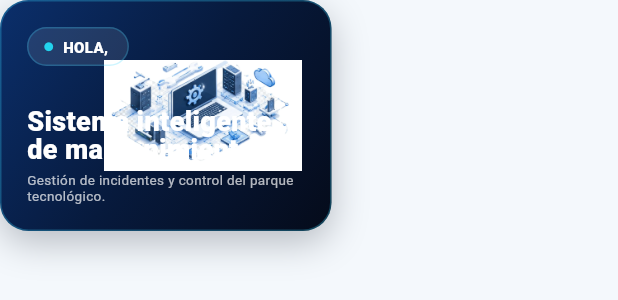
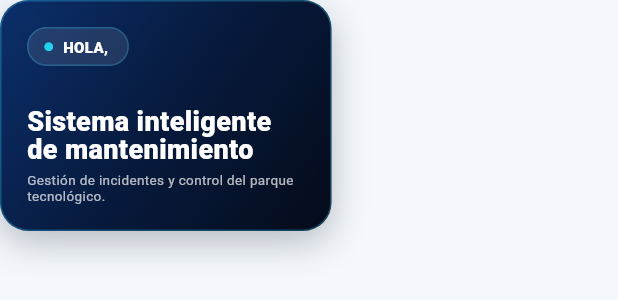
Before and after one commit to suleysuarez/MANTIX, a Flutter app: the _WelcomeHero widget shown alone on an empty page, opened directly with empty values, on a phone screen of 412 x 824 dp. Shown: the top 300 px of the screen. Run offline on Flutter 3.47's test engine with Material 3 defaults, Android fonts, the phone set to English and light mode, and no system bars; our stand-ins replace bloc, dio, equatable, flutter_bloc, flutter_secure_storage, go_router; accounts and stored records are empty; network calls fail.

Commit message:
fix(mobile): remove dashboard artwork and keep dark welcome card

```diff
--- a/MOVIL/lib/features/home/presentation/dashboard_screen.dart
+++ b/MOVIL/lib/features/home/presentation/dashboard_screen.dart
@@ -412,15 +412,13 @@ class _BrandWordmark extends StatelessWidget {
   final double fontSize;
 
   @override
-  Widget build(BuildContext context) => Image.asset(
-    'assets/images/branding/mantix.webp',
-    width: fontSize >= 27 ? 142 : 132,
-    height: 38,
-    fit: BoxFit.contain,
-    alignment: Alignment.centerLeft,
-    errorBuilder: (context, error, stackTrace) => const Text(
-      'MANTIX',
-      style: TextStyle(color: Colors.white, fontSize: 23, fontWeight: FontWeight.w900),
+  Widget build(BuildContext context) => Text(
+    'MANTIX',
+    style: TextStyle(
+      color: Colors.white,
+      fontSize: fontSize >= 27 ? 27 : 23,
+      fontWeight: FontWeight.w900,
+      letterSpacing: 1.2,
     ),
   );
 }
@@ -445,29 +443,9 @@ class _WelcomeHero extends StatelessWidget {
         border: Border.all(color: AuthTokens.glassBorder.withValues(alpha: 0.28)),
         boxShadow: const [BoxShadow(color: Color(0x40050B1A), blurRadius: 20, offset: Offset(0, 8))],
       ),
-      child: Stack(
+      child: Column(
+        crossAxisAlignment: CrossAxisAlignment.start,
         children: [
-          Positioned(
-            right: 2,
-            top: 10,
-            bottom: 10,
-            child: SizedBox(
-              width: 132,
-              child: Image.asset(
-                'assets/images/dashboard/dashboard-illustration.webp',
-                fit: BoxFit.contain,
-                alignment: Alignment.centerRight,
-                errorBuilder: (context, error, stackTrace) => Icon(
-                  Icons.memory_rounded,
-                  size: 112,
-                  color: AppColors.sky.withValues(alpha: 0.45),
-                ),
-              ),
-            ),
-          ),
-          Column(
-            crossAxisAlignment: CrossAxisAlignment.start,
-            children: [
               Container(
                 padding: const EdgeInsets.symmetric(horizontal: 10, vertical: 5),
                 decoration: BoxDecoration(
@@ -491,8 +469,6 @@ class _WelcomeHero extends StatelessWidget {
                 width: 180,
                 child: Text('Gestión de incidentes y control del parque tecnológico.', style: TextStyle(color: AuthTokens.textMuted, fontSize: 9, height: 1.25)),
               ),
-            ],
-          ),
         ],
       ),
     );
```
